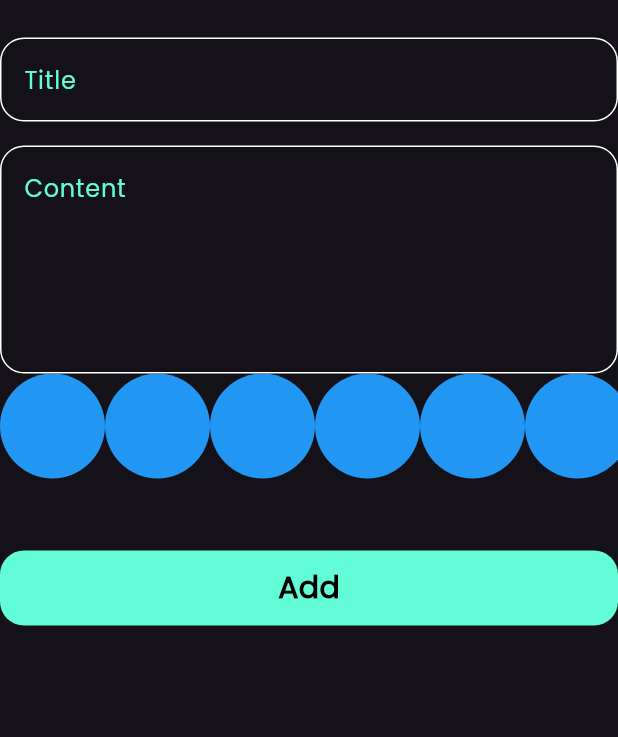
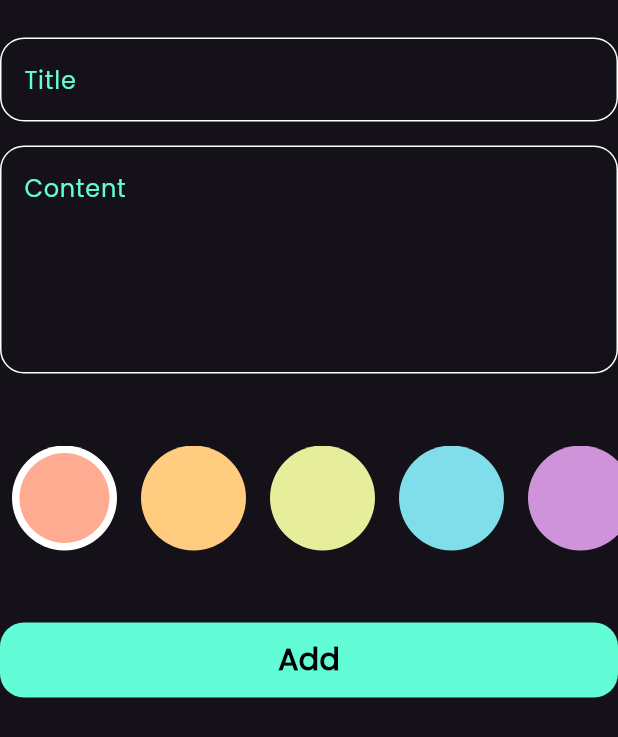
Before and after one commit to mohamed0hamed/notes_app, a Flutter app: the AddNoteForm widget shown alone on an empty page, opened directly, on a phone screen of 412 x 824 dp. Shown: the top 737 px of the screen. Run offline on Flutter 3.47's test engine with Material 3 defaults, Android fonts, the phone set to English and light mode, and no system bars; our stand-ins replace flutter_bloc, font_awesome_flutter, hive, hive_flutter; accounts and stored records are empty.

Commit message:
create colors list prat 2

```diff
--- a/lib/views/widgets/add_note_form.dart
+++ b/lib/views/widgets/add_note_form.dart
@@ -40,8 +40,9 @@ class _AddNoteFormState extends State<AddNoteForm> {
             hintText: 'Content',
             maxlines: 5,
           ),
+          const SizedBox(height: 48),
 
-          colorListView(),
+          ColorListView(),
 
           const SizedBox(height: 48),
           BlocBuilder<AddNoteCubit, AddNoteState>(
--- a/lib/views/widgets/color_list_view.dart
+++ b/lib/views/widgets/color_list_view.dart
@@ -1,30 +1,70 @@
 import 'package:flutter/material.dart';
 
 class colorItem extends StatelessWidget {
-  const colorItem({super.key});
-
+  const colorItem({super.key, required this.isActive, required this.color});
+final bool isActive ;
+final Color color ;
   @override
   Widget build(BuildContext context) {
-    return CircleAvatar(
+    return isActive ?   CircleAvatar(
       radius: 35,
-      backgroundColor: Colors.blue,
+      backgroundColor: Colors.white ,
+      child: CircleAvatar(
+      radius: 30,
+      backgroundColor: color,
+    )
+    )
+    : CircleAvatar(
+      radius: 35,
+      backgroundColor: color,
     );
   }
 }
 
-class colorListView extends StatelessWidget {
-  const colorListView({super.key});
+class ColorListView extends StatefulWidget {
+  const ColorListView({super.key});
 
+  @override
+  State<ColorListView> createState() => _ColorListViewState();
+}
+
+class _ColorListViewState extends State<ColorListView> {
+  int currentIndex = 0 ;
+  List<Color> colors =
+  [
+  const Color(0xFFFFAB91), // Peach
+  const Color(0xFFFFCC80), // Orange
+  const Color(0xFFE6EE9B), // Lime
+  const Color(0xFF80DEEA), // Cyan
+  const Color(0xFFCF93D9), // Purple
+  const Color(0xFFB39DDB), // Lavender
+  const Color(0xFF81D4FA), // Blue
+  const Color(0xFFA5D6A7), // Green
+  ];
   @override
   Widget build(BuildContext context) {
     return SizedBox(
       height: 70,
       child: ListView.builder(
         scrollDirection: Axis.horizontal,
-        itemCount: 10,
+        itemCount: colors.length,
       itemBuilder: (context , index)
       {
-        return colorItem();
+        return GestureDetector(
+          onTap: () {
+            currentIndex =index ;
+            setState(() {
+
+            });
+          },
+          child: Padding(
+            padding: const EdgeInsets.symmetric(horizontal: 8),
+            child: colorItem(
+              color: colors[index],
+              isActive: currentIndex == index,
+            ),
+          ),
+        );
       }
       ),
     );
```
